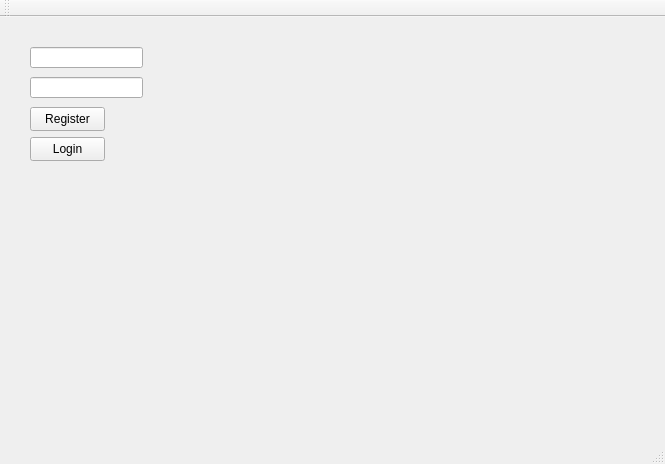
stefandananau/Triviador, file Triviador/TriviadorGUI/MainWindow.ui: the form before one commit.
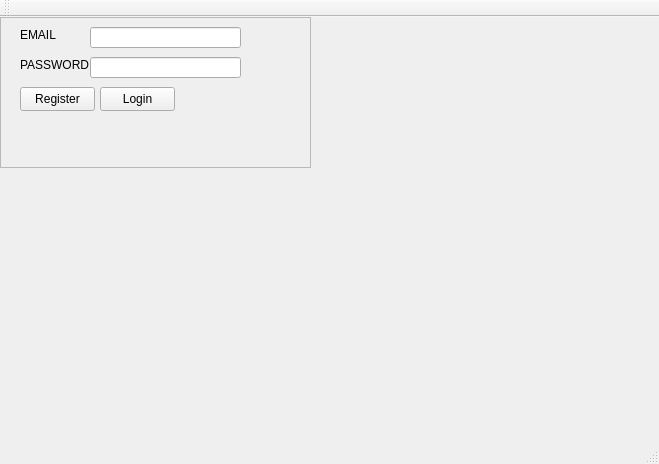
The form after the commit.

Commit message: Login Register Fixed

The edit to the form file:
```diff
--- a/Triviador/TriviadorGUI/MainWindow.ui
+++ b/Triviador/TriviadorGUI/MainWindow.ui
@@ -6,7 +6,7 @@
    <rect>
     <x>0</x>
     <y>0</y>
-    <width>665</width>
+    <width>659</width>
     <height>464</height>
    </rect>
   </property>
@@ -14,12 +14,27 @@
    <string>MainWindow</string>
   </property>
   <widget class="QWidget" name="centralWidget">
+   <widget class="QFrame" name="frame">
+    <property name="geometry">
+     <rect>
+      <x>0</x>
+      <y>0</y>
+      <width>311</width>
+      <height>151</height>
+     </rect>
+    </property>
+    <property name="frameShape">
+     <enum>QFrame::StyledPanel</enum>
+    </property>
+    <property name="frameShadow">
+     <enum>QFrame::Raised</enum>
+    </property>
    <widget class="QLineEdit" name="lineEdit">
     <property name="geometry">
      <rect>
-      <x>30</x>
-      <y>30</y>
-      <width>113</width>
+       <x>90</x>
+       <y>10</y>
+       <width>151</width>
       <height>21</height>
      </rect>
     </property>
@@ -27,31 +42,21 @@
    <widget class="QLineEdit" name="lineEdit_2">
     <property name="geometry">
      <rect>
-      <x>30</x>
-      <y>60</y>
-      <width>113</width>
+       <x>90</x>
+       <y>40</y>
+       <width>151</width>
       <height>21</height>
      </rect>
     </property>
-   </widget>
-   <widget class="QPushButton" name="pushButton">
-    <property name="geometry">
-     <rect>
-      <x>30</x>
-      <y>90</y>
-      <width>75</width>
-      <height>24</height>
-     </rect>
-    </property>
-    <property name="text">
-     <string>Register</string>
+     <property name="echoMode">
+      <enum>QLineEdit::Password</enum>
     </property>
    </widget>
    <widget class="QPushButton" name="pushButton_2">
     <property name="geometry">
      <rect>
-      <x>30</x>
-      <y>120</y>
+       <x>100</x>
+       <y>70</y>
       <width>75</width>
       <height>24</height>
      </rect>
@@ -60,6 +65,59 @@
      <string>Login</string>
     </property>
    </widget>
+    <widget class="QPushButton" name="pushButton">
+     <property name="geometry">
+      <rect>
+       <x>20</x>
+       <y>70</y>
+       <width>75</width>
+       <height>24</height>
+      </rect>
+     </property>
+     <property name="text">
+      <string>Register</string>
+     </property>
+    </widget>
+    <widget class="QLabel" name="label">
+     <property name="geometry">
+      <rect>
+       <x>20</x>
+       <y>100</y>
+       <width>251</width>
+       <height>16</height>
+      </rect>
+     </property>
+     <property name="text">
+      <string/>
+     </property>
+    </widget>
+    <widget class="QLabel" name="label_2">
+     <property name="geometry">
+      <rect>
+       <x>20</x>
+       <y>10</y>
+       <width>41</width>
+       <height>16</height>
+      </rect>
+     </property>
+     <property name="text">
+      <string>EMAIL</string>
+     </property>
+    </widget>
+    <widget class="QLabel" name="label_3">
+     <property name="geometry">
+      <rect>
+       <x>20</x>
+       <y>40</y>
+       <width>71</width>
+       <height>16</height>
+      </rect>
+     </property>
+     <property name="text">
+      <string>PASSWORD</string>
+     </property>
+    </widget>
+   </widget>
   </widget>
   <widget class="QMenuBar" name="menuBar">
    <property name="geometry">
```
Left out of the diff: 2 changed lines with no effect on the pictures. Lines whose indentation alone changed are shown as unchanged. The commit also changes 2 other files.
